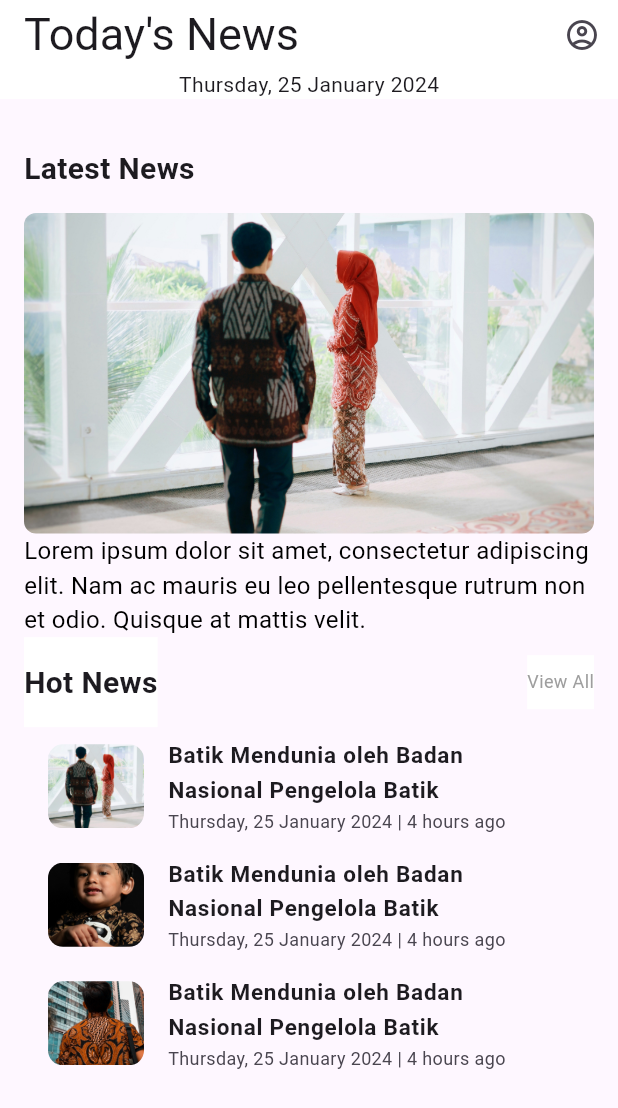
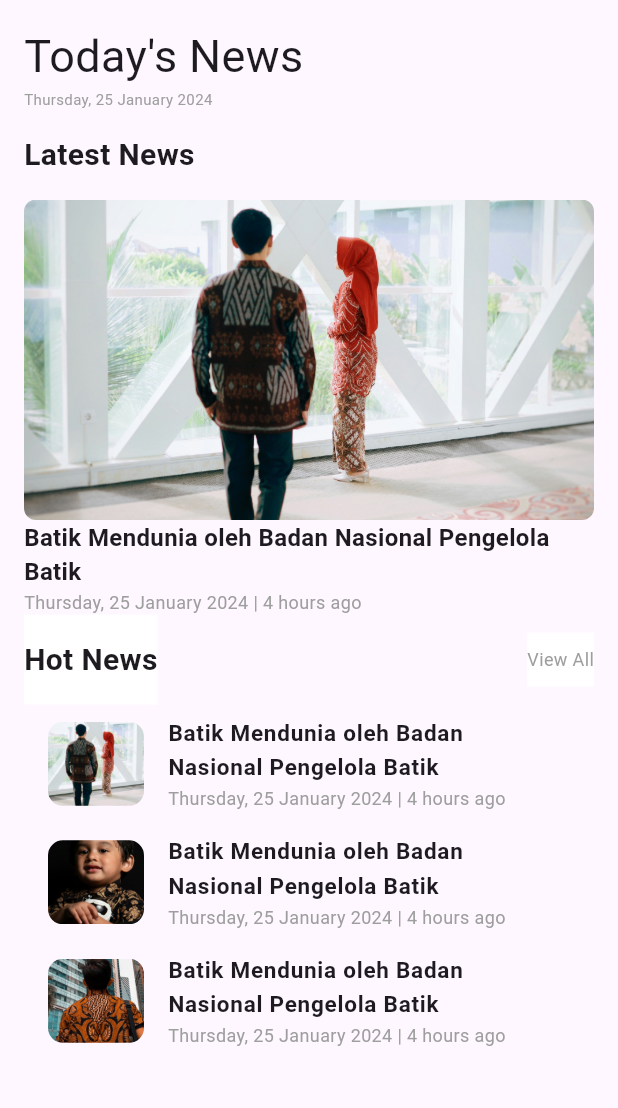
Before and after one commit to riezaferdi-bithealth/FlutterAssignment2H8_RiezaFerdiansyah, a Flutter app: the screen it shows after launch, on a phone screen of 412 x 824 dp. Shown: the top 1108 px of the screen. Run offline on Flutter 3.47's test engine with Material 3 defaults, Android fonts, the phone set to English and light mode, and no system bars.

Commit message:
updet main.dart

```diff
--- a/lib/main.dart
+++ b/lib/main.dart
@@ -10,34 +10,9 @@ class MainApp extends StatelessWidget {
 
   @override
   Widget build(BuildContext context) {
-    return MaterialApp(
+    return const MaterialApp(
       home: Scaffold(
-        appBar: AppBar(
-          title: const Text(
-            "Today's News",
-            style: TextStyle(fontSize: 30),
-          ),
-          bottom: PreferredSize(
-            preferredSize: const Size(0, 10),
-            child: Text(
-                '${DateFormat.EEEE().format(DateTime.now())}, ${DateFormat.d().format(DateTime.now())} ${DateFormat.MMMM().format(DateTime.now())} ${DateFormat.y().format(DateTime.now())}'),
-          ),
-          // flexibleSpace: PreferredSize(
-          //   preferredSize: const Size.fromHeight(100),
-          //   child: Text(
-          //     DateFormat.yMMMEd().format(DateTime.now()),
-          //   ),
-          // ),
-          actions: <Widget>[
-            IconButton(
-              icon: const Icon(Icons.account_circle_outlined),
-              tooltip: 'Profile',
-              onPressed: () {},
-            ),
-          ],
-          backgroundColor: Colors.white,
-        ),
-        body: const NewsList(),
+        body: NewsList(),
       ),
     );
   }
@@ -82,6 +57,27 @@ class ProfileIcon extends StatelessWidget {
   }
 }
 
+class TopBar extends StatelessWidget {
+  const TopBar({super.key});
+
+  @override
+  Widget build(BuildContext context) {
+    return Column(
+      crossAxisAlignment: CrossAxisAlignment.start,
+      children: [
+        const Text(
+          'Today\'s News',
+          style: TextStyle(fontSize: 30),
+        ),
+        Text(
+          '${DateFormat.EEEE().format(DateTime.now())}, ${DateFormat.d().format(DateTime.now())} ${DateFormat.MMMM().format(DateTime.now())} ${DateFormat.y().format(DateTime.now())}',
+          style: const TextStyle(fontSize: 10, color: Colors.grey),
+        ),
+      ],
+    );
+  }
+}
+
 class NewsList extends StatelessWidget {
   const NewsList({super.key});
 
@@ -90,6 +86,7 @@ class NewsList extends StatelessWidget {
     return ListView(
       padding: const EdgeInsets.all(16),
       children: <Widget>[
+        const TopBar(),
         const Text(
           'Latest News',
           style: TextStyle(
@@ -105,11 +102,18 @@ class NewsList extends StatelessWidget {
           ),
         ),
         const Text(
-          'Lorem ipsum dolor sit amet, consectetur adipiscing elit. Nam ac mauris eu leo pellentesque rutrum non et odio. Quisque at mattis velit.',
+          'Batik Mendunia oleh Badan Nasional Pengelola Batik',
           style: TextStyle(
             overflow: TextOverflow.clip,
             fontSize: 16,
-            color: Colors.black,
+            fontWeight: FontWeight.bold,
+          ),
+        ),
+        Text(
+          '${DateFormat.EEEE().format(DateTime.now())}, ${DateFormat.d().format(DateTime.now())} ${DateFormat.MMMM().format(DateTime.now())} ${DateFormat.y().format(DateTime.now())} | 4 hours ago',
+          style: const TextStyle(
+            fontSize: 12,
+            color: Colors.grey,
           ),
         ),
         Row(
@@ -161,6 +165,7 @@ class NewsList extends StatelessWidget {
             '${DateFormat.EEEE().format(DateTime.now())}, ${DateFormat.d().format(DateTime.now())} ${DateFormat.MMMM().format(DateTime.now())} ${DateFormat.y().format(DateTime.now())} | 4 hours ago',
             style: const TextStyle(
               fontSize: 12,
+              color: Colors.grey,
             ),
           ),
           // trailing: const Icon(Icons.favorite),
@@ -187,6 +192,7 @@ class NewsList extends StatelessWidget {
             '${DateFormat.EEEE().format(DateTime.now())}, ${DateFormat.d().format(DateTime.now())} ${DateFormat.MMMM().format(DateTime.now())} ${DateFormat.y().format(DateTime.now())} | 4 hours ago',
             style: const TextStyle(
               fontSize: 12,
+              color: Colors.grey,
             ),
           ),
           // trailing: const Icon(Icons.favorite),
@@ -213,6 +219,7 @@ class NewsList extends StatelessWidget {
             '${DateFormat.EEEE().format(DateTime.now())}, ${DateFormat.d().format(DateTime.now())} ${DateFormat.MMMM().format(DateTime.now())} ${DateFormat.y().format(DateTime.now())} | 4 hours ago',
             style: const TextStyle(
               fontSize: 12,
+              color: Colors.grey,
             ),
           ),
           // trailing: const Icon(Icons.favorite),
--- a/pubspec.yaml
+++ b/pubspec.yaml
@@ -20,4 +20,3 @@ flutter:
   uses-material-design: true
   assets:
   - assets/images/
-  - assets/json/
```
